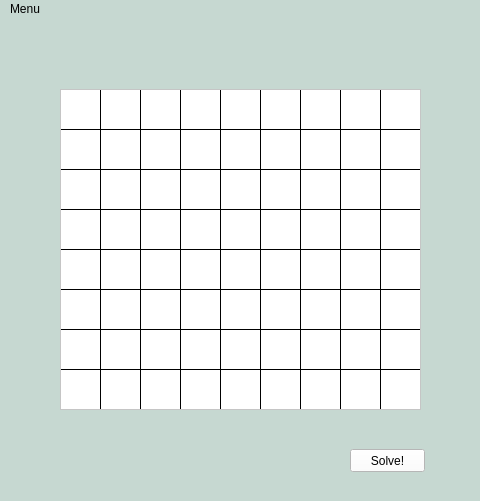
Above: SudokuGUI.ui from oluwafenyi/sudoku-solver before the change. Below: the same form after it.
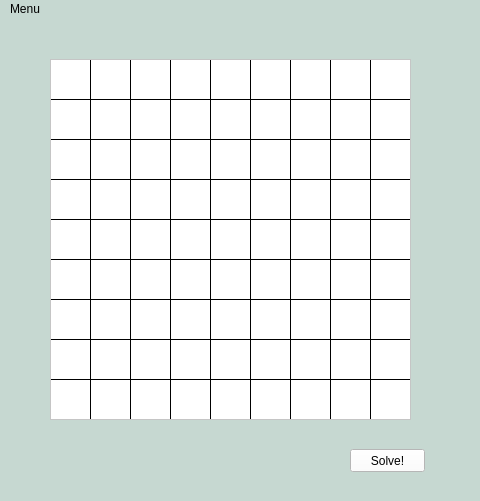
That is the form after the change.

What changed in the file:
```diff
--- a/SudokuGUI.ui
+++ b/SudokuGUI.ui
@@ -21,10 +21,10 @@
    <widget class="QTableWidget" name="tableWidget">
     <property name="geometry">
      <rect>
-      <x>60</x>
-      <y>70</y>
+      <x>50</x>
+      <y>40</y>
       <width>361</width>
-      <height>321</height>
+      <height>361</height>
      </rect>
     </property>
     <property name="styleSheet">
```
Left out of the diff: 2 changed lines with no effect on the pictures.
